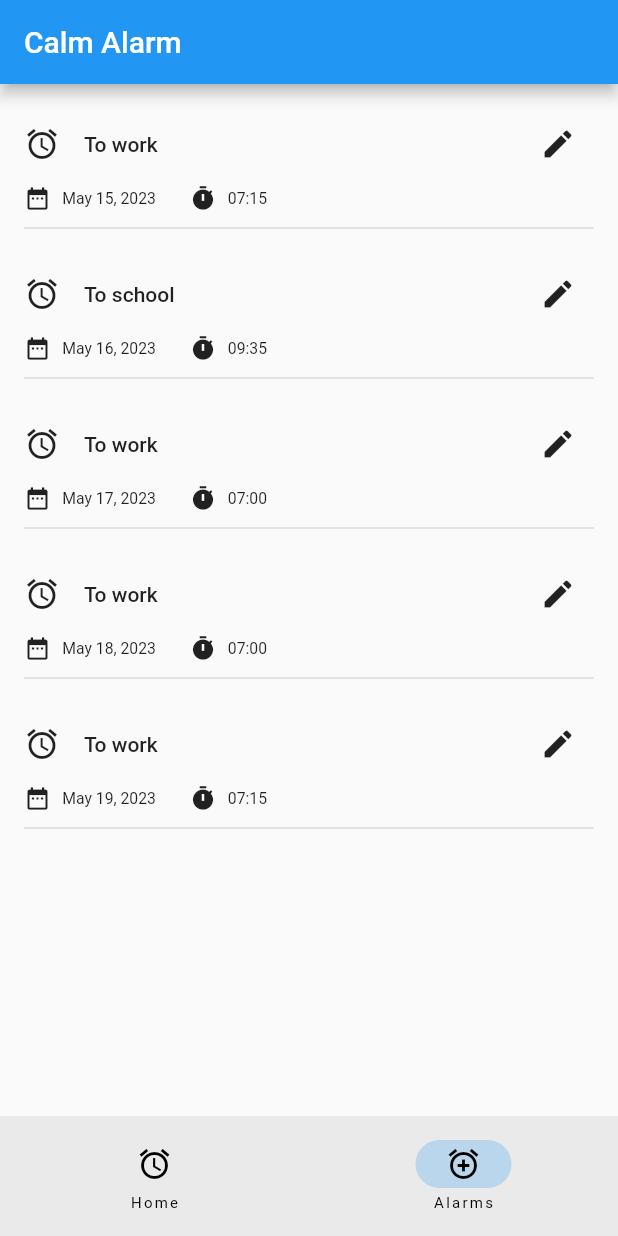
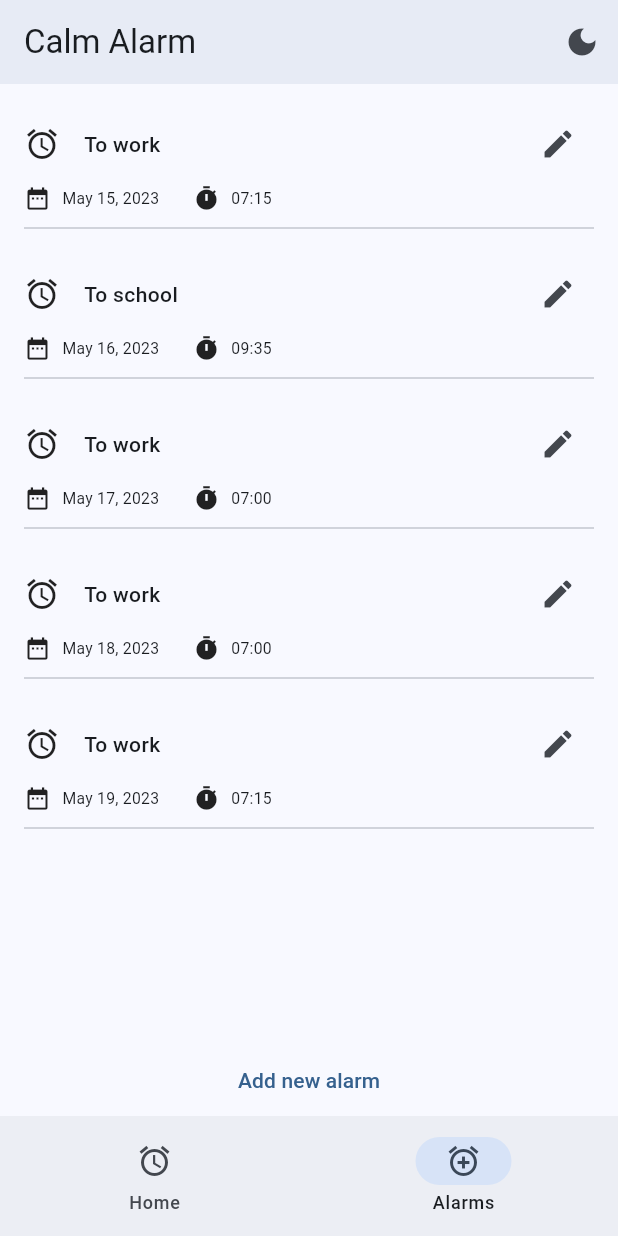
Before and after one commit to Dagohar/CalmAlarm, a Flutter app: the screen it shows after launch, item 2 of the bottom bar chosen, on a phone screen of 412 x 824 dp. Run offline on Flutter 3.47's test engine with Material 2 defaults, Android fonts, the light colour scheme and no system bars; our stand-ins replace shared_preferences.

Commit message:
Added: Light/Dark theme changing

```diff
--- a/lib/main.dart
+++ b/lib/main.dart
@@ -1,21 +1,44 @@
 import 'package:calmalarm/pages/navigation.dart';
+import 'package:calmalarm/providers/theme_provider.dart';
+import 'package:calmalarm/styles.dart';
 import 'package:flutter/material.dart';
+import 'package:provider/provider.dart';
 
 void main() {
   runApp(const MyApp());
 }
 
-class MyApp extends StatelessWidget {
+class MyApp extends StatefulWidget {
   const MyApp({super.key});
 
   @override
-  Widget build(BuildContext context) {
-    return MaterialApp(
-      title: 'CalmAlarm',
-      theme: ThemeData(
-        primarySwatch: Colors.blue,
-      ),
-      home: const NavigationPage()
-    );
+  State<MyApp> createState() => _MyAppState();
+}
+
+class _MyAppState extends State<MyApp> {
+  ThemeProvider themeChangeProvider = ThemeProvider();
+
+  @override
+  void initState() {
+    super.initState();
+    getCurrentAppTheme();
   }
+
+  void getCurrentAppTheme() async {
+    themeChangeProvider.darkMode = await themeChangeProvider.themePreference.getDarkMode();
+  }
+
+  @override
+  Widget build(BuildContext context) => ChangeNotifierProvider(
+        create: (context) => themeChangeProvider,
+        child: Consumer<ThemeProvider>(
+          builder: (context, provider, child) {
+            return MaterialApp(
+              title: 'CalmAlarm',
+              theme: Styles.appThemeData(provider.darkMode, context),
+              home: const NavigationPage()
+            );
+          },
+        ),
+      );
 }
--- a/lib/pages/alarms.dart
+++ b/lib/pages/alarms.dart
@@ -19,7 +19,9 @@ class _AlarmsPageState extends State<AlarmsPage> {
 
   @override
   Widget build(BuildContext context) {
-    return GridView.builder(
+    return Stack(
+      children: [
+        GridView.builder(
           padding: const EdgeInsets.all(16.0),
           gridDelegate: const SliverGridDelegateWithFixedCrossAxisCount(
             mainAxisExtent: 100,
@@ -33,6 +35,18 @@ class _AlarmsPageState extends State<AlarmsPage> {
                 const Divider(thickness: 1.0)
               ],
             );
-      });
+          }
+        ),
+        Align(
+          alignment: Alignment.bottomCenter,
+          child: Row(
+            mainAxisAlignment: MainAxisAlignment.center,
+            children: [
+              TextButton(onPressed: () {}, child: const Text('Add new alarm'))
+            ],
+          ),
+        )
+      ],
+    );
   }
 }
--- /dev/null
+++ b/lib/providers/theme_provider.dart
@@ -0,0 +1,14 @@
+import 'package:calmalarm/shared_preferences/theme_preference.dart';
+import 'package:flutter/material.dart';
+
+class ThemeProvider with ChangeNotifier {
+  ThemePreference themePreference = ThemePreference();
+
+  bool _darkMode = false;
+  bool get darkMode => _darkMode;
+  set darkMode(bool value) {
+    _darkMode = value;
+    themePreference.setDarkMode(value);
+    notifyListeners();
+  }
+}
--- /dev/null
+++ b/lib/shared_preferences/theme_preference.dart
@@ -0,0 +1,15 @@
+import 'package:shared_preferences/shared_preferences.dart';
+
+class ThemePreference {
+  static const DARKMODE_STATUS = "DarkMode_Status";
+
+  setDarkMode(bool value) async {
+    SharedPreferences prefs = await SharedPreferences.getInstance();
+    prefs.setBool(DARKMODE_STATUS, value);
+  }
+
+  Future<bool> getDarkMode() async {
+    SharedPreferences prefs = await SharedPreferences.getInstance();
+    return prefs.getBool(DARKMODE_STATUS) ?? false;
+  }
+}
--- /dev/null
+++ b/lib/styles.dart
@@ -0,0 +1,14 @@
+import 'package:flutter/material.dart';
+
+class Styles {
+  static ThemeData appThemeData(bool isDarkTheme, BuildContext context) {
+    return ThemeData (
+      colorSchemeSeed: isDarkTheme ? Colors.green : Colors.blue,
+      brightness: isDarkTheme ? Brightness.dark : Brightness.light,
+      useMaterial3: true,
+      appBarTheme: const AppBarTheme(
+        elevation: 4
+      )
+    );
+  }
+}
--- a/lib/widgets/appbar.dart
+++ b/lib/widgets/appbar.dart
@@ -1,3 +1,4 @@
+import 'package:calmalarm/widgets/change_theme_button.dart';
 import 'package:flutter/material.dart';
 
 class CalmalarmAppBar extends StatelessWidget with PreferredSizeWidget {
@@ -5,7 +6,10 @@ class CalmalarmAppBar extends StatelessWidget with PreferredSizeWidget {
 
   @override
   Widget build(BuildContext context) {
-    return AppBar(title: const Text('Calm Alarm'));
+    return AppBar(
+      title: const Text('Calm Alarm'),
+      actions: const [ChangeThemeButton()],
+    );
   }
 
   @override
--- /dev/null
+++ b/lib/widgets/change_theme_button.dart
@@ -0,0 +1,19 @@
+import 'package:calmalarm/providers/theme_provider.dart';
+import 'package:flutter/material.dart';
+import 'package:provider/provider.dart';
+
+class ChangeThemeButton extends StatelessWidget {
+  const ChangeThemeButton({super.key});
+
+  @override
+  Widget build(BuildContext context) {
+    final themeProvider = Provider.of<ThemeProvider>(context);
+
+    return IconButton(
+      icon: Icon(themeProvider.darkMode ? Icons.light_mode : Icons.dark_mode),
+      onPressed: () {
+        themeProvider.darkMode = !themeProvider.darkMode;
+      },
+    );
+  }
+}
--- a/pubspec.yaml
+++ b/pubspec.yaml
@@ -34,6 +34,8 @@ dependencies:
   cupertino_icons: ^1.0.2
   tuple: ^2.0.1
   intl: ^0.18.1
+  shared_preferences: ^2.1.1
+  provider: ^6.0.5
 
 dev_dependencies:
   flutter_test:
```
Also changed, not shown: lib/widgets/alarm_list_element.dart (+10 -1 lines), 1 other file. Lines whose indentation alone changed are shown as unchanged.
